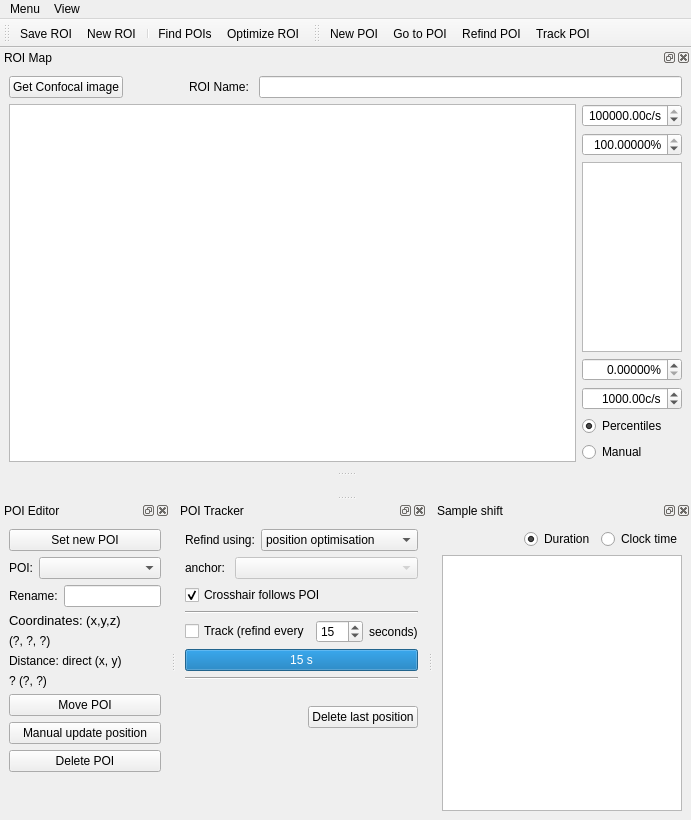
First picture: the form in gui/poimanager/ui_poimangui.ui, repository Ulm-IQO/qudi, before the edit.
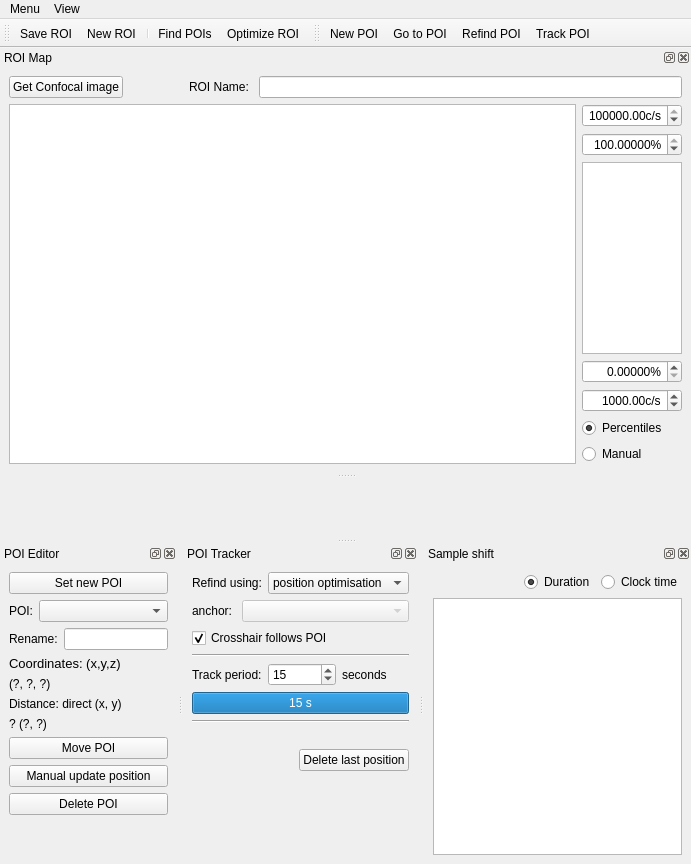
Second picture: the form after the edit. Icons and pictures are not drawn. Custom widgets are drawn as their Qt base class.

Commit message: POImanager track-poi state in the GUI now follows what happens in the logic.

The edit to the form file:
```diff
--- a/gui/poimanager/ui_poimangui.ui
+++ b/gui/poimanager/ui_poimangui.ui
@@ -7,7 +7,7 @@
     <x>0</x>
     <y>0</y>
     <width>691</width>
-    <height>820</height>
+    <height>864</height>
    </rect>
   </property>
   <property name="windowTitle">
@@ -340,9 +340,9 @@
      <item>
       <layout class="QHBoxLayout" name="horizontalLayout_11">
        <item>
-        <widget class="QCheckBox" name="periodic_refind_CheckBox">
+        <widget class="QLabel" name="label_5">
          <property name="text">
-          <string>Track (refind every</string>
+          <string>Track period:</string>
          </property>
         </widget>
        </item>
@@ -365,7 +365,7 @@
        <item>
         <widget class="QLabel" name="label_6">
          <property name="text">
-          <string>seconds)</string>
+          <string>seconds</string>
          </property>
         </widget>
        </item>
```
Left out of the diff: 34 changed lines with no effect on the pictures. The commit also changes 2 other files.
